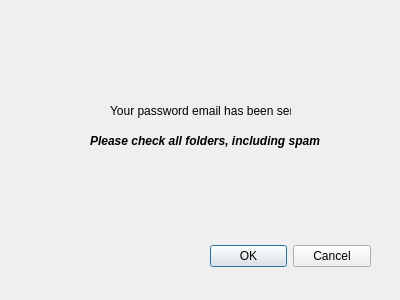
This is res/UI Forms/PassResetSent.ui in gsm999/TeamBlue_Porcupass as Qt 5 draws it before an edit. The edited form follows.
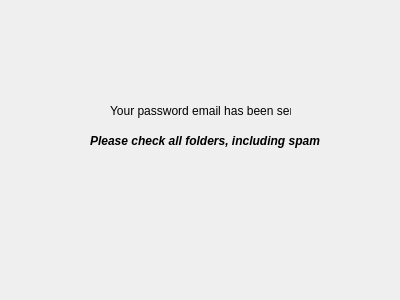
This is the edited form.

Commit message: Forgot Password Functionality and UI

Patch:
```diff
--- a/res/UI Forms/PassResetSent.ui
+++ b/res/UI Forms/PassResetSent.ui
@@ -46,22 +46,6 @@
     <string>Please check all folders, including spam</string>
    </property>
   </widget>
-  <widget class="QDialogButtonBox" name="buttonBox_2">
-   <property name="geometry">
-    <rect>
-     <x>210</x>
-     <y>240</y>
-     <width>161</width>
-     <height>32</height>
-    </rect>
-   </property>
-   <property name="orientation">
-    <enum>Qt::Horizontal</enum>
-   </property>
-   <property name="standardButtons">
-    <set>QDialogButtonBox::Cancel|QDialogButtonBox::Ok</set>
-   </property>
-  </widget>
  </widget>
  <resources/>
  <connections/>
```
The commit also changes 5 other files.
